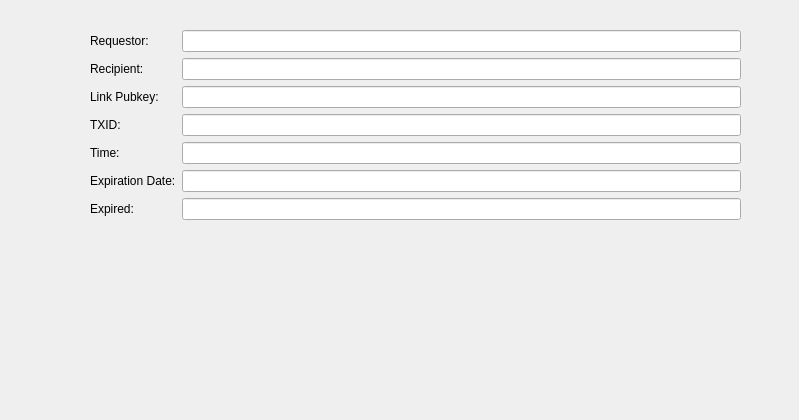
Qt form src/qt/forms/bdaplinkdetaildialog.ui (duality-solutions/Dynamic) before a commit.
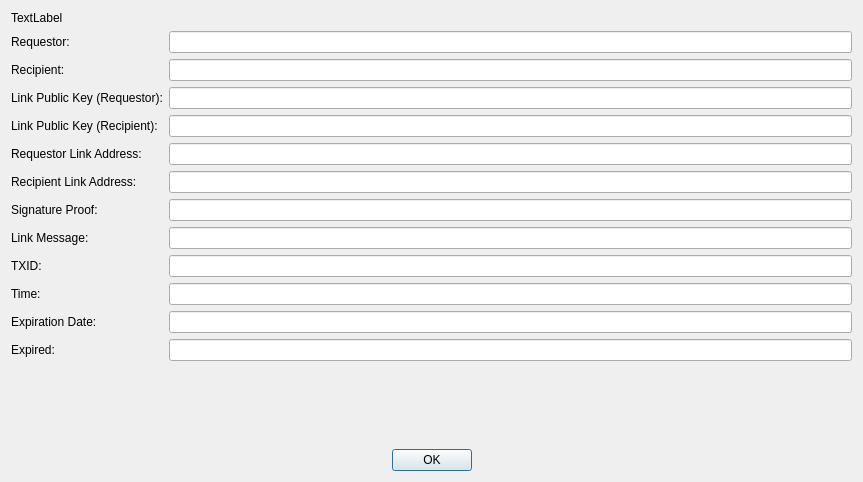
The same form after that commit. Icons and pictures are not drawn.

Commit message: [BDAP Links] Add BdapLinkDetailDialog and wire up accept link request functionality. WIP

```diff
--- a/src/qt/forms/bdaplinkdetaildialog.ui
+++ b/src/qt/forms/bdaplinkdetaildialog.ui
@@ -6,22 +6,24 @@
    <rect>
     <x>0</x>
     <y>0</y>
-    <width>799</width>
-    <height>420</height>
+    <width>863</width>
+    <height>482</height>
    </rect>
   </property>
   <property name="windowTitle">
    <string>Form</string>
   </property>
-  <widget class="QWidget" name="formLayoutWidget">
-   <property name="geometry">
-    <rect>
-     <x>90</x>
-     <y>30</y>
-     <width>651</width>
-     <height>251</height>
-    </rect>
-   </property>
+  <layout class="QGridLayout" name="gridLayout">
+   <item row="0" column="0">
+    <layout class="QVBoxLayout" name="verticalLayout">
+     <item>
+      <widget class="QLabel" name="labelinfoHeader">
+       <property name="text">
+        <string>TextLabel</string>
+       </property>
+      </widget>
+     </item>
+     <item>
    <layout class="QFormLayout" name="formLayout">
     <item row="0" column="0">
      <widget class="QLabel" name="label">
@@ -31,7 +33,11 @@
      </widget>
     </item>
     <item row="0" column="1">
-     <widget class="QLineEdit" name="lineEdit"/>
+        <widget class="QLineEdit" name="lineEditRequestor">
+         <property name="readOnly">
+          <bool>true</bool>
+         </property>
+        </widget>
     </item>
     <item row="1" column="0">
      <widget class="QLabel" name="label_2">
@@ -41,61 +47,220 @@
      </widget>
     </item>
     <item row="1" column="1">
-     <widget class="QLineEdit" name="lineEdit_2"/>
+        <widget class="QLineEdit" name="lineEditRecipient">
+         <property name="readOnly">
+          <bool>true</bool>
+         </property>
+        </widget>
     </item>
     <item row="2" column="0">
      <widget class="QLabel" name="label_3">
       <property name="text">
-       <string>Link Pubkey:</string>
+          <string>Link Public Key (Requestor):</string>
       </property>
      </widget>
     </item>
     <item row="2" column="1">
-     <widget class="QLineEdit" name="lineEdit_3"/>
+        <widget class="QLineEdit" name="lineEditRequestorPublicKey">
+         <property name="readOnly">
+          <bool>true</bool>
+         </property>
+        </widget>
     </item>
     <item row="3" column="0">
-     <widget class="QLabel" name="label_4">
+        <widget class="QLabel" name="label_13">
       <property name="text">
-       <string>TXID:</string>
+          <string>Link Public Key (Recipient):</string>
       </property>
      </widget>
     </item>
     <item row="3" column="1">
-     <widget class="QLineEdit" name="lineEdit_4"/>
+        <widget class="QLineEdit" name="lineEditRecipientPublicKey">
+         <property name="readOnly">
+          <bool>true</bool>
+         </property>
+        </widget>
     </item>
     <item row="4" column="0">
+        <widget class="QLabel" name="label_8">
+         <property name="text">
+          <string>Requestor Link Address:</string>
+         </property>
+        </widget>
+       </item>
+       <item row="4" column="1">
+        <widget class="QLineEdit" name="lineEditRequestorLinkAddress">
+         <property name="readOnly">
+          <bool>true</bool>
+         </property>
+        </widget>
+       </item>
+       <item row="5" column="0">
+        <widget class="QLabel" name="label_9">
+         <property name="text">
+          <string>Recipient Link Address:</string>
+         </property>
+        </widget>
+       </item>
+       <item row="5" column="1">
+        <widget class="QLineEdit" name="lineEditRecipientLinkAddress">
+         <property name="readOnly">
+          <bool>true</bool>
+         </property>
+        </widget>
+       </item>
+       <item row="6" column="0">
+        <widget class="QLabel" name="label_10">
+         <property name="text">
+          <string>Signature Proof:</string>
+         </property>
+        </widget>
+       </item>
+       <item row="6" column="1">
+        <widget class="QLineEdit" name="lineEditSignatureProof">
+         <property name="readOnly">
+          <bool>true</bool>
+         </property>
+        </widget>
+       </item>
+       <item row="7" column="0">
+        <widget class="QLabel" name="label_11">
+         <property name="text">
+          <string>Link Message:</string>
+         </property>
+        </widget>
+       </item>
+       <item row="7" column="1">
+        <widget class="QLineEdit" name="lineEditLinkMessage">
+         <property name="readOnly">
+          <bool>true</bool>
+         </property>
+        </widget>
+       </item>
+       <item row="8" column="0">
+        <widget class="QLabel" name="label_4">
+         <property name="text">
+          <string>TXID:</string>
+         </property>
+        </widget>
+       </item>
+       <item row="8" column="1">
+        <widget class="QLineEdit" name="lineEditTXID">
+         <property name="readOnly">
+          <bool>true</bool>
+         </property>
+        </widget>
+       </item>
+       <item row="9" column="0">
      <widget class="QLabel" name="label_5">
       <property name="text">
        <string>Time:</string>
       </property>
      </widget>
     </item>
-    <item row="5" column="0">
+       <item row="9" column="1">
+        <widget class="QLineEdit" name="lineEditTime">
+         <property name="readOnly">
+          <bool>true</bool>
+         </property>
+        </widget>
+       </item>
+       <item row="10" column="0">
      <widget class="QLabel" name="label_6">
       <property name="text">
        <string>Expiration Date:</string>
       </property>
      </widget>
     </item>
-    <item row="6" column="0">
+       <item row="10" column="1">
+        <widget class="QLineEdit" name="lineEditExpirationDate">
+         <property name="readOnly">
+          <bool>true</bool>
+         </property>
+        </widget>
+       </item>
+       <item row="11" column="0">
      <widget class="QLabel" name="label_7">
       <property name="text">
        <string>Expired:</string>
       </property>
      </widget>
     </item>
-    <item row="4" column="1">
-     <widget class="QLineEdit" name="lineEdit_5"/>
-    </item>
-    <item row="5" column="1">
-     <widget class="QLineEdit" name="lineEdit_6"/>
-    </item>
-    <item row="6" column="1">
-     <widget class="QLineEdit" name="lineEdit_7"/>
-    </item>
-   </layout>
-  </widget>
- </widget>
- <resources/>
+       <item row="11" column="1">
+        <widget class="QLineEdit" name="lineEditExpired">
+         <property name="readOnly">
+          <bool>true</bool>
+         </property>
+        </widget>
+       </item>
+      </layout>
+     </item>
+     <item>
+      <spacer name="verticalSpacer">
+       <property name="orientation">
+        <enum>Qt::Vertical</enum>
+       </property>
+       <property name="sizeHint" stdset="0">
+        <size>
+         <width>20</width>
+         <height>40</height>
+        </size>
+       </property>
+      </spacer>
+     </item>
+     <item>
+      <layout class="QHBoxLayout" name="horizontalLayout">
+       <item>
+        <spacer name="horizontalSpacer">
+         <property name="orientation">
+          <enum>Qt::Horizontal</enum>
+         </property>
+         <property name="sizeHint" stdset="0">
+          <size>
+           <width>40</width>
+           <height>20</height>
+          </size>
+         </property>
+        </spacer>
+       </item>
+       <item>
+        <widget class="QPushButton" name="pushButtonOK">
+         <property name="sizePolicy">
+          <sizepolicy hsizetype="Fixed" vsizetype="Fixed">
+           <horstretch>0</horstretch>
+           <verstretch>0</verstretch>
+          </sizepolicy>
+         </property>
+         <property name="text">
+          <string>OK</string>
+         </property>
+         <property name="icon">
+          <iconset resource="../dynamic.qrc">
+           <normaloff>:/icons/drk/transaction_confirmed</normaloff>:/icons/drk/transaction_confirmed</iconset>
+         </property>
+        </widget>
+       </item>
+       <item>
+        <spacer name="horizontalSpacer_2">
+         <property name="orientation">
+          <enum>Qt::Horizontal</enum>
+         </property>
+         <property name="sizeHint" stdset="0">
+          <size>
+           <width>40</width>
+           <height>20</height>
+          </size>
+         </property>
+        </spacer>
+       </item>
+      </layout>
+     </item>
+    </layout>
+   </item>
+  </layout>
+ </widget>
+ <resources>
+  <include location="../dynamic.qrc"/>
+ </resources>
  <connections/>
 </ui>
```
Left out of the diff: 2 changed lines with no effect on the pictures. Lines whose indentation alone changed are shown as unchanged. The commit also changes 7 other files.
